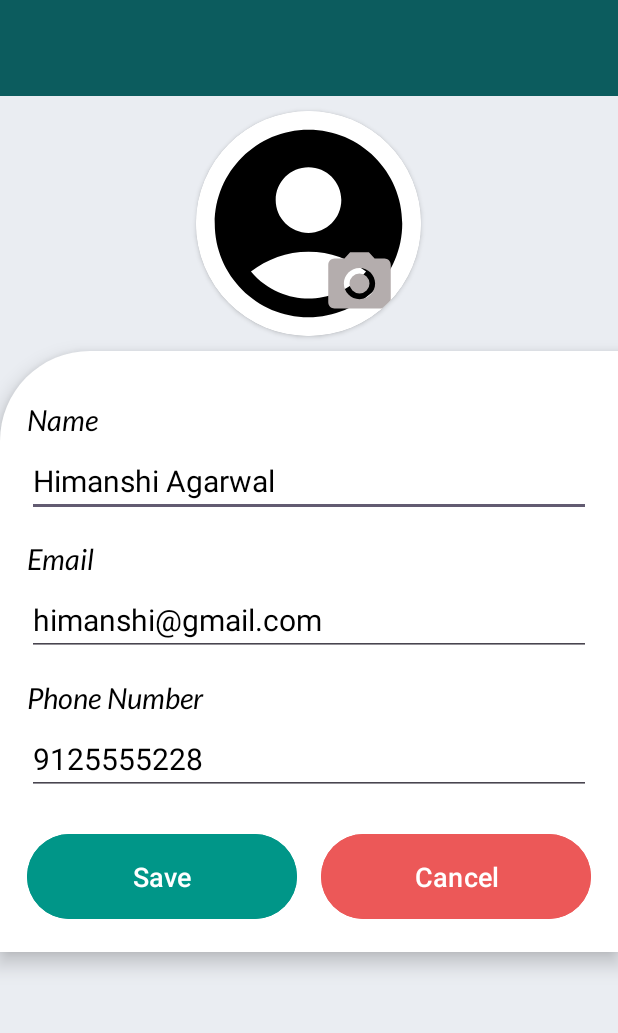
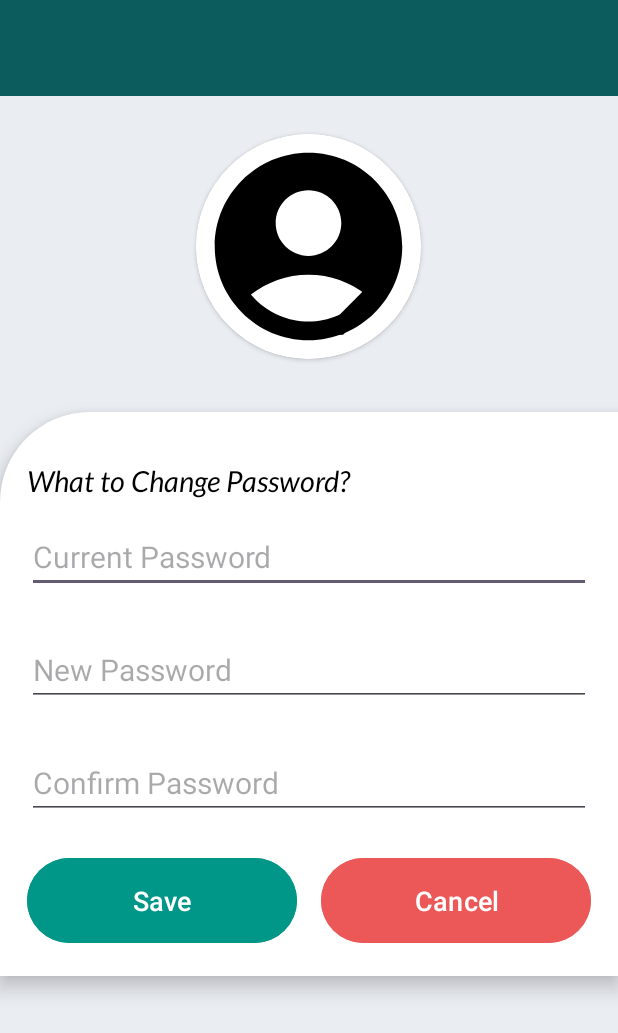
Before and after one commit to himanshi-agarwal/Aliro, an Android app: the layout emp_edit_profile.xml on its own in the app's theme, with its tools: preview values and no code run, on a phone screen of 412 x 824 dp. Shown: the top 1033 px of the screen. Run offline under Robolectric (Android 15) with nearby library versions, the phone set to English and light mode, and no system bars.

Commit message:
Edit Page Connectivity - Himanshi

```diff
--- a/app/src/main/res/drawable/camera.xml
+++ /dev/null
@@ -1,7 +0,0 @@
-<vector xmlns:android="http://schemas.android.com/apk/res/android" android:height="24dp" android:tint="#B4ADAD" android:viewportHeight="24" android:viewportWidth="24" android:width="24dp">
-
-    <path android:fillColor="@android:color/white" android:pathData="M12,12m-3.2,0a3.2,3.2 0,1 1,6.4 0a3.2,3.2 0,1 1,-6.4 0"/>
-
-    <path android:fillColor="@android:color/white" android:pathData="M9,2L7.17,4L4,4c-1.1,0 -2,0.9 -2,2v12c0,1.1 0.9,2 2,2h16c1.1,0 2,-0.9 2,-2L22,6c0,-1.1 -0.9,-2 -2,-2h-3.17L15,2L9,2zM12,17c-2.76,0 -5,-2.24 -5,-5s2.24,-5 5,-5 5,2.24 5,5 -2.24,5 -5,5z"/>
-
-</vector>
--- /dev/null
+++ b/app/src/main/res/drawable/edit.xml
@@ -0,0 +1,5 @@
+<vector xmlns:android="http://schemas.android.com/apk/res/android" android:height="24dp" android:tint="#000000" android:viewportHeight="24" android:viewportWidth="24" android:width="24dp">
+
+    <path android:fillColor="@android:color/white" android:pathData="M3,17.25V21h3.75L17.81,9.94l-3.75,-3.75L3,17.25zM20.71,7.04c0.39,-0.39 0.39,-1.02 0,-1.41l-2.34,-2.34c-0.39,-0.39 -1.02,-0.39 -1.41,0l-1.83,1.83 3.75,3.75 1.83,-1.83z"/>
+
+</vector>
--- a/app/src/main/res/layout/emp_edit_profile.xml
+++ b/app/src/main/res/layout/emp_edit_profile.xml
@@ -33,7 +33,7 @@
                     android:layout_width="150dp"
                     android:layout_height="150dp"
                     android:layout_centerHorizontal="true"
-                    android:layout_marginTop="10dp"
+                    android:layout_marginTop="25dp"
                     android:layout_marginBottom="10dp"
                     app:cardCornerRadius="75dp">
 
@@ -61,7 +61,7 @@
                             android:layout_marginBottom="10dp"
                             android:clickable="true"
                             android:focusable="true"
-                            android:src="@drawable/camera" />
+                            android:src="@drawable/edit" />
                     </RelativeLayout>
                 </androidx.cardview.widget.CardView>
             </RelativeLayout>
@@ -73,6 +73,7 @@
                 android:background="@drawable/rounded_corners_background"
                 android:clipToPadding="false"
                 android:elevation="8dp"
+                android:layout_marginTop="25dp"
                 android:paddingTop="16dp">
 
                 <LinearLayout
@@ -85,7 +86,7 @@
                         android:layout_width="match_parent"
                         android:layout_height="wrap_content"
                         android:layout_marginBottom="4dp"
-                        android:text="Name"
+                        android:text="What to Change Password?"
                         android:fontFamily="@font/lato_italic"
                         android:textColor="#000000"
                         android:textSize="19sp" />
@@ -94,45 +95,28 @@
                         android:id="@+id/emp_name"
                         android:layout_width="match_parent"
                         android:layout_height="wrap_content"
-                        android:text="Himanshi Agarwal"
+                        android:layout_marginTop="10dp"
+                        android:hint="Current Password"
                         android:textColor="#000000"
                         android:textSize="20sp" />
-
-                    <TextView
-                        android:layout_width="match_parent"
-                        android:layout_height="wrap_content"
-                        android:layout_marginTop="16dp"
-                        android:layout_marginBottom="4dp"
-                        android:text="Email"
-                        android:fontFamily="@font/lato_italic"
-                        android:textColor="#000000"
-                        android:textSize="19sp" />
 
                     <EditText
                         android:id="@+id/emp_email"
                         android:layout_width="match_parent"
                         android:layout_height="wrap_content"
+                        android:layout_marginTop="27dp"
                         android:drawablePadding="20dp"
-                        android:text="himanshi@gmail.com"
+                        android:hint="New Password"
                         android:textColor="#000000"
                         android:textSize="20sp" />
-
-                    <TextView
-                        android:layout_width="match_parent"
-                        android:layout_height="wrap_content"
-                        android:layout_marginTop="16dp"
-                        android:layout_marginBottom="4dp"
-                        android:text="Phone Number"
-                        android:fontFamily="@font/lato_italic"
-                        android:textColor="#000000"
-                        android:textSize="19sp" />
 
                     <EditText
                         android:id="@+id/emp_phone"
                         android:layout_width="match_parent"
                         android:layout_height="wrap_content"
                         android:drawablePadding="20dp"
-                        android:text="9125555228"
+                        android:layout_marginTop="27dp"
+                        android:hint="Confirm Password"
                         android:textColor="#000000"
                         android:textSize="20sp" />
 
--- a/app/src/main/res/layout/emp_home.xml
+++ b/app/src/main/res/layout/emp_home.xml
@@ -54,8 +54,8 @@
                         android:id="@+id/emp_name"
                         android:layout_width="match_parent"
                         android:layout_height="wrap_content"
-                        android:layout_marginTop="145dp"
-                        android:layout_marginBottom="16dp"
+                        android:layout_marginTop="155dp"
+                        android:layout_marginBottom="10dp"
                         android:fontFamily="@font/exo_2_semibold"
                         android:gravity="center"
                         android:text="User"
@@ -73,7 +73,7 @@
                         android:text="Employee"
                         android:layout_marginTop="210dp"
                         android:textColor="#000000"
-                        android:textSize="22sp" />
+                        android:textSize="18sp" />
 
                 </RelativeLayout>
 
--- a/app/src/main/res/layout/header.xml
+++ b/app/src/main/res/layout/header.xml
@@ -5,7 +5,6 @@
     xmlns:tools="http://schemas.android.com/tools"
     android:layout_width="match_parent"
     android:layout_height="wrap_content"
-    android:fitsSystemWindows="true"
     android:background="@color/other"
     android:orientation="horizontal">
 
@@ -54,7 +53,7 @@
             android:gravity="start"
             android:text="user_type"
             android:textColor="#000000"
-            android:textSize="20sp"
+            android:textSize="18sp"
             app:layout_constraintBottom_toBottomOf="parent"
             app:layout_constraintStart_toEndOf="@+id/logo_image" />
 
--- a/app/src/main/res/layout/login.xml
+++ b/app/src/main/res/layout/login.xml
@@ -73,6 +73,7 @@
                 android:background="@color/background"
                 android:textColor="@color/black"
                 android:hint="Username"
+                android:layout_marginTop="10dp"
                 android:fontFamily="@font/lato_italic"
                 android:textColorHint="@color/black"
                 android:inputType="textEmailAddress"
```
Also changed, not shown: app/src/main/java/com/example/aliro/EmpEditActivity.kt (+89 -1 lines), app/src/main/res/layout/visitor_edit_profile.xml (+19 -24 lines).
